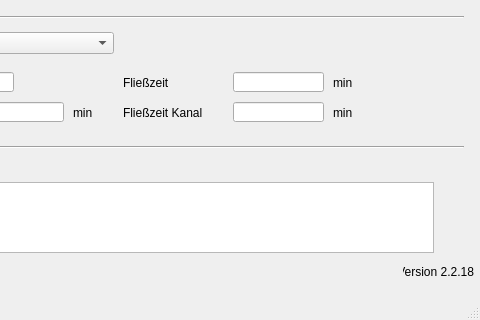
This is qkan/database/templates/flaechen.ui in hoettges/QKan as Qt 5 draws it before an edit; both pictures show x 167 to 647 and y 188 to 508 of the 647 by 508 pixel window. The edited form follows.
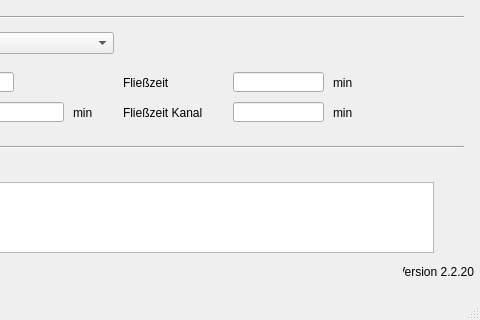
This is the edited form. Custom widgets are drawn as their Qt base class.

Patch:
```diff
--- a/qkan/database/templates/flaechen.ui
+++ b/qkan/database/templates/flaechen.ui
@@ -420,7 +420,7 @@
      <string>Version QKan Import</string>
     </property>
     <property name="text">
-     <string>Version 2.2.18</string>
+     <string>Version 2.2.20</string>
     </property>
     <property name="alignment">
      <set>Qt::AlignRight|Qt::AlignTrailing|Qt::AlignVCenter</set>
```
